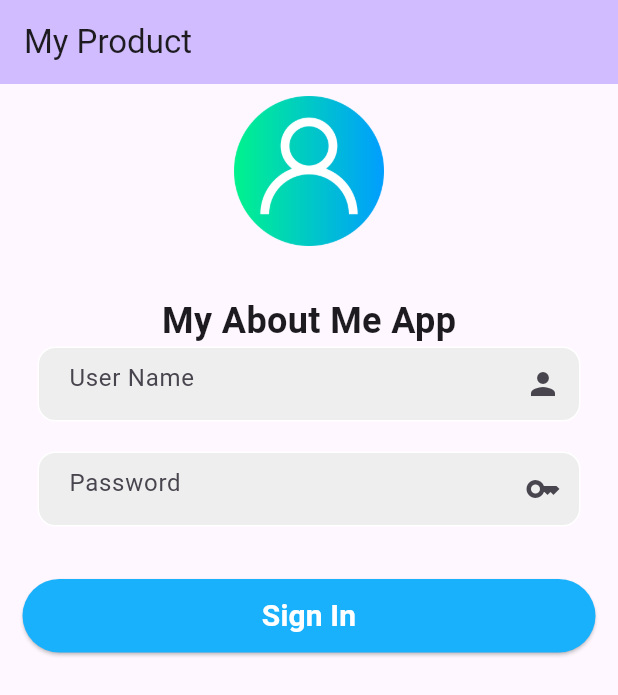
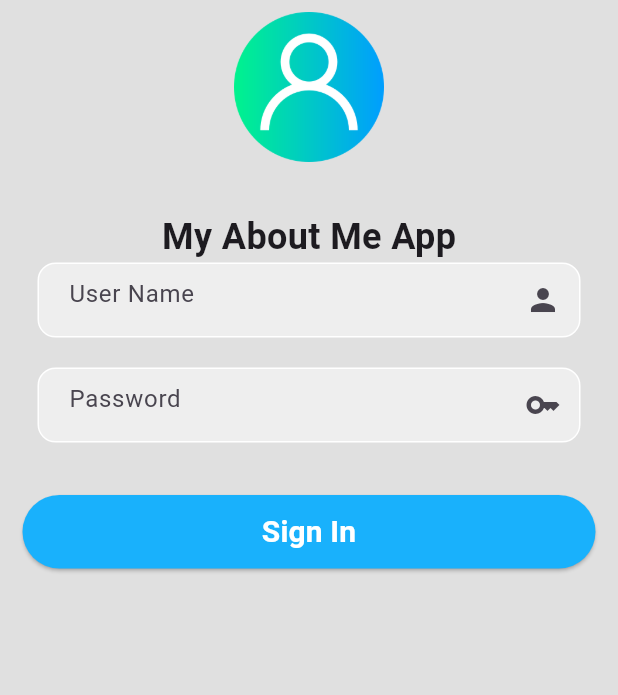
Before and after one commit to PeerapatAtta/Flutter_DPU_my_aboutme, a Flutter app: the screen it shows after launch, on a phone screen of 412 x 824 dp. Shown: the top 695 px of the screen. Run offline on Flutter 3.47's test engine with Material 3 defaults, Android fonts, the light colour scheme and no system bars; our stand-ins replace google_maps_flutter, shared_preferences, youtube_player_flutter; missing offline and left inert: video_url_validator.

Commit message:
W9: Login2>update login page

```diff
--- a/lib/login.dart
+++ b/lib/login.dart
@@ -42,10 +42,7 @@ class _LoginState extends State<Login> {
   @override
   Widget build(BuildContext context) {
     return Scaffold(
-      appBar: AppBar(
-        backgroundColor: Theme.of(context).colorScheme.inversePrimary,
-        title: Text('My Product'),
-      ),
+      backgroundColor: Colors.grey[300],
       body: SafeArea(
           child: SingleChildScrollView(
         child: Center(
```
